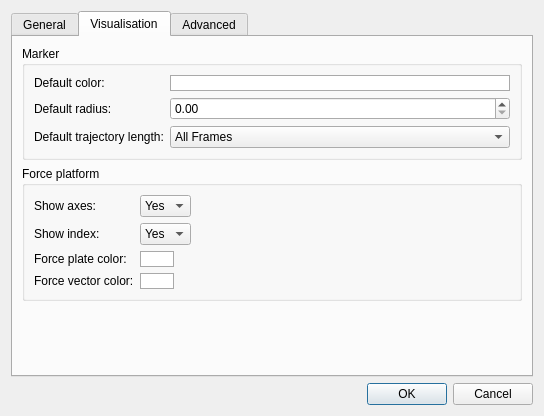
Old version of the form Tools/Mokka/Preferences.ui in the repository Biomechanical-ToolKit/BTKCore.
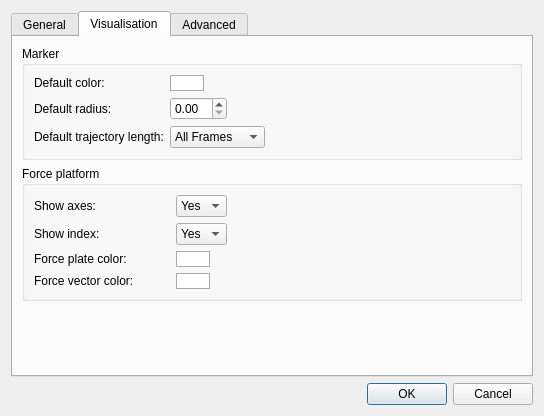
New version of the form. The open tabs and pages were chosen to show the change.

Commit message: [FIX] Mokka: UI errors for the preferences under Windows/Linux. [FIX] Mokka: Checking update for an invalid URL works only one time. No signal is triggered when retrying.

The edit to the form file:
```diff
--- a/Tools/Mokka/Preferences.ui
+++ b/Tools/Mokka/Preferences.ui
@@ -199,6 +199,9 @@
           <string>Marker</string>
          </property>
          <layout class="QFormLayout" name="formLayout">
+          <property name="fieldGrowthPolicy">
+           <enum>QFormLayout::FieldsStayAtSizeHint</enum>
+          </property>
           <item row="0" column="0">
            <widget class="QLabel" name="label_6">
             <property name="text">
@@ -280,66 +283,10 @@
          <property name="title">
           <string>Force platform</string>
          </property>
-         <layout class="QHBoxLayout" name="horizontalLayout">
-          <item>
-           <layout class="QFormLayout" name="formLayout_3">
+         <layout class="QFormLayout" name="formLayout_2">
             <property name="fieldGrowthPolicy">
              <enum>QFormLayout::FieldsStayAtSizeHint</enum>
             </property>
-            <item row="2" column="0">
-             <widget class="QLabel" name="label_12">
-              <property name="text">
-               <string>Force plate color:</string>
-              </property>
-             </widget>
-            </item>
-            <item row="2" column="1">
-             <widget class="QPushButton" name="defaultForcePlateColorButton">
-              <property name="styleSheet">
-               <string notr="true">QPushButton {
-  border: 1px solid darkgray;
-  background: white;
-}
-
-QPushButton:pressed {
-  border: 1px solid rgb(100,100,100);
-}</string>
-              </property>
-              <property name="text">
-               <string/>
-              </property>
-              <property name="flat">
-               <bool>true</bool>
-              </property>
-             </widget>
-            </item>
-            <item row="3" column="0">
-             <widget class="QLabel" name="label_13">
-              <property name="text">
-               <string>Force vector color:</string>
-              </property>
-             </widget>
-            </item>
-            <item row="3" column="1">
-             <widget class="QPushButton" name="defaultForceVectorColorButton">
-              <property name="styleSheet">
-               <string notr="true">QPushButton {
-  border: 1px solid darkgray;
-  background: white;
-}
-
-QPushButton:pressed {
-  border: 1px solid rgb(100,100,100);
-}</string>
-              </property>
-              <property name="text">
-               <string/>
-              </property>
-              <property name="flat">
-               <bool>true</bool>
-              </property>
-             </widget>
-            </item>
             <item row="0" column="0">
              <widget class="QLabel" name="label_2">
               <property name="text">
@@ -385,23 +332,59 @@
               </item>
              </widget>
             </item>
-           </layout>
+          <item row="2" column="0">
+           <widget class="QLabel" name="defaultForcePlateColorLabel">
+            <property name="text">
+             <string>Force plate color:</string>
+            </property>
+           </widget>
           </item>
-          <item>
-           <spacer name="horizontalSpacer_13">
-            <property name="orientation">
-             <enum>Qt::Horizontal</enum>
+          <item row="2" column="1">
+           <widget class="QPushButton" name="defaultForcePlateColorButton">
+            <property name="styleSheet">
+             <string notr="true">QPushButton {
+  border: 1px solid darkgray;
+  background: white;
+}
+
+QPushButton:pressed {
+  border: 1px solid rgb(100,100,100);
+}</string>
             </property>
-            <property name="sizeType">
-             <enum>QSizePolicy::Fixed</enum>
+            <property name="text">
+             <string/>
             </property>
-            <property name="sizeHint" stdset="0">
-             <size>
-              <width>20</width>
-              <height>20</height>
-             </size>
+            <property name="flat">
+             <bool>true</bool>
             </property>
-           </spacer>
+           </widget>
+          </item>
+          <item row="3" column="0">
+           <widget class="QLabel" name="defaultForceVectorColorLabel">
+            <property name="text">
+             <string>Force vector color:           </string>
+            </property>
+           </widget>
+          </item>
+          <item row="3" column="1">
+           <widget class="QPushButton" name="defaultForceVectorColorButton">
+            <property name="styleSheet">
+             <string notr="true">QPushButton {
+  border: 1px solid darkgray;
+  background: white;
+}
+
+QPushButton:pressed {
+  border: 1px solid rgb(100,100,100);
+}</string>
+            </property>
+            <property name="text">
+             <string/>
+            </property>
+            <property name="flat">
+             <bool>true</bool>
+            </property>
+           </widget>
           </item>
          </layout>
         </widget>
```
Left out of the diff: 10 changed lines with no effect on the pictures. Lines whose indentation alone changed are shown as unchanged. The commit also changes 2 other files.
